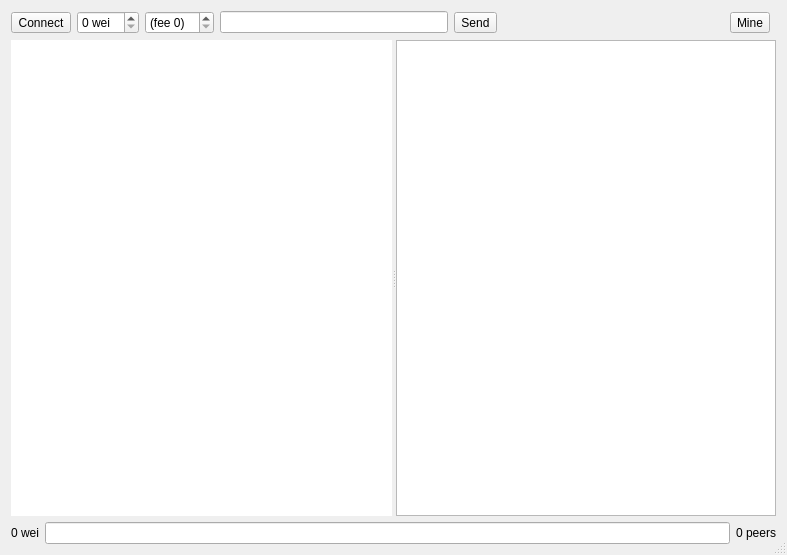
Above: alephzero/Main.ui from ethereum-mining/ethminer before the change. Below: the same form after it.
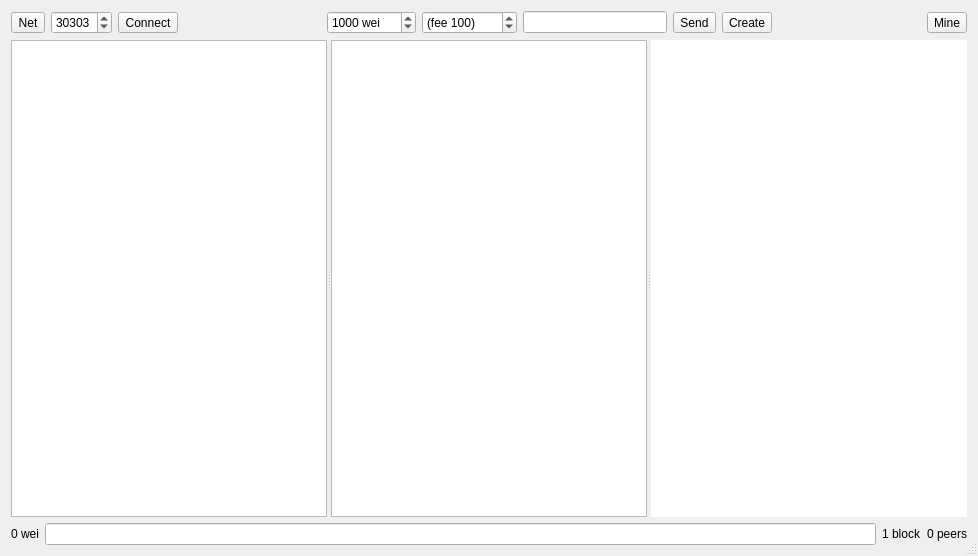
That is the form after the change.

```diff
--- a/alephzero/Main.ui
+++ b/alephzero/Main.ui
@@ -6,8 +6,8 @@
    <rect>
     <x>0</x>
     <y>0</y>
-    <width>787</width>
-    <height>555</height>
+    <width>978</width>
+    <height>556</height>
    </rect>
   </property>
   <property name="windowTitle">
@@ -29,6 +29,29 @@
       <property name="margin">
        <number>0</number>
       </property>
+      <item>
+       <widget class="QToolButton" name="net">
+        <property name="text">
+         <string>Net</string>
+        </property>
+        <property name="checkable">
+         <bool>true</bool>
+        </property>
+       </widget>
+      </item>
+      <item>
+       <widget class="QSpinBox" name="port">
+        <property name="minimum">
+         <number>1024</number>
+        </property>
+        <property name="maximum">
+         <number>32767</number>
+        </property>
+        <property name="value">
+         <number>30303</number>
+        </property>
+       </widget>
+      </item>
       <item>
        <widget class="QToolButton" name="connect">
         <property name="text">
@@ -36,11 +59,30 @@
         </property>
        </widget>
       </item>
+      <item>
+       <spacer name="horizontalSpacer_2">
+        <property name="orientation">
+         <enum>Qt::Horizontal</enum>
+        </property>
+        <property name="sizeHint" stdset="0">
+         <size>
+          <width>40</width>
+          <height>20</height>
+         </size>
+        </property>
+       </spacer>
+      </item>
       <item>
        <widget class="QSpinBox" name="value">
         <property name="suffix">
          <string> wei</string>
         </property>
+        <property name="maximum">
+         <number>430000000</number>
+        </property>
+        <property name="value">
+         <number>1000</number>
+        </property>
        </widget>
       </item>
       <item>
@@ -51,6 +93,12 @@
         <property name="prefix">
          <string>(fee </string>
         </property>
+        <property name="maximum">
+         <number>430000000</number>
+        </property>
+        <property name="value">
+         <number>100</number>
+        </property>
        </widget>
       </item>
       <item>
@@ -63,6 +111,13 @@
         </property>
        </widget>
       </item>
+      <item>
+       <widget class="QToolButton" name="create">
+        <property name="text">
+         <string>Create</string>
+        </property>
+       </widget>
+      </item>
       <item>
        <spacer name="horizontalSpacer">
         <property name="orientation">
@@ -70,12 +125,15 @@
         </property>
         <property name="sizeHint" stdset="0">
          <size>
-          <width>205</width>
+          <width>40</width>
           <height>20</height>
          </size>
         </property>
        </spacer>
       </item>
+      <item>
+       <widget class="QWidget" name="mineProgress" native="true"/>
+      </item>
       <item>
        <widget class="QToolButton" name="mine">
         <property name="text">
@@ -86,9 +144,6 @@
         </property>
        </widget>
       </item>
-      <item>
-       <widget class="QWidget" name="mineProgress" native="true"/>
-      </item>
      </layout>
     </widget>
    </item>
@@ -103,16 +158,17 @@
      <property name="orientation">
       <enum>Qt::Horizontal</enum>
      </property>
-     <widget class="QListView" name="accounts">
-      <property name="frameShape">
-       <enum>QFrame::NoFrame</enum>
-      </property>
-     </widget>
      <widget class="QTextEdit" name="transactions">
       <property name="readOnly">
        <bool>true</bool>
       </property>
      </widget>
+     <widget class="QListWidget" name="peers"/>
+     <widget class="QListWidget" name="accounts">
+      <property name="frameShape">
+       <enum>QFrame::NoFrame</enum>
+      </property>
+     </widget>
     </widget>
    </item>
    <item>
@@ -129,10 +185,21 @@
        </widget>
       </item>
       <item>
-       <widget class="QLineEdit" name="address"/>
+       <widget class="QLineEdit" name="address">
+        <property name="readOnly">
+         <bool>true</bool>
+        </property>
+       </widget>
       </item>
       <item>
-       <widget class="QLabel" name="peers">
+       <widget class="QLabel" name="blockChain">
+        <property name="text">
+         <string>1 block</string>
+        </property>
+       </widget>
+      </item>
+      <item>
+       <widget class="QLabel" name="peerCount">
         <property name="text">
          <string>0 peers</string>
         </property>
```
